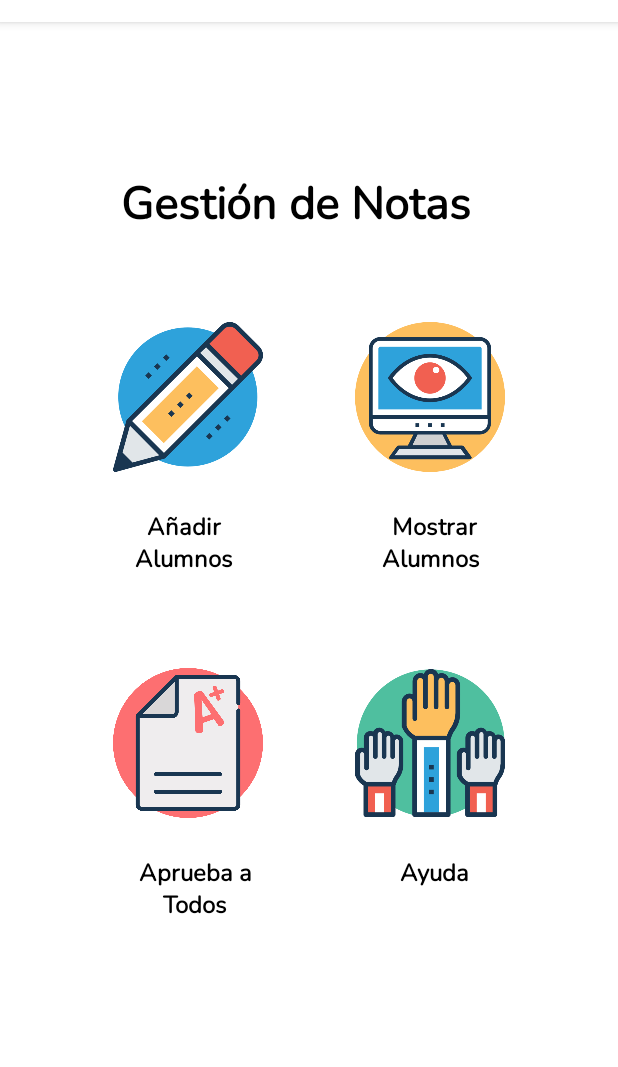
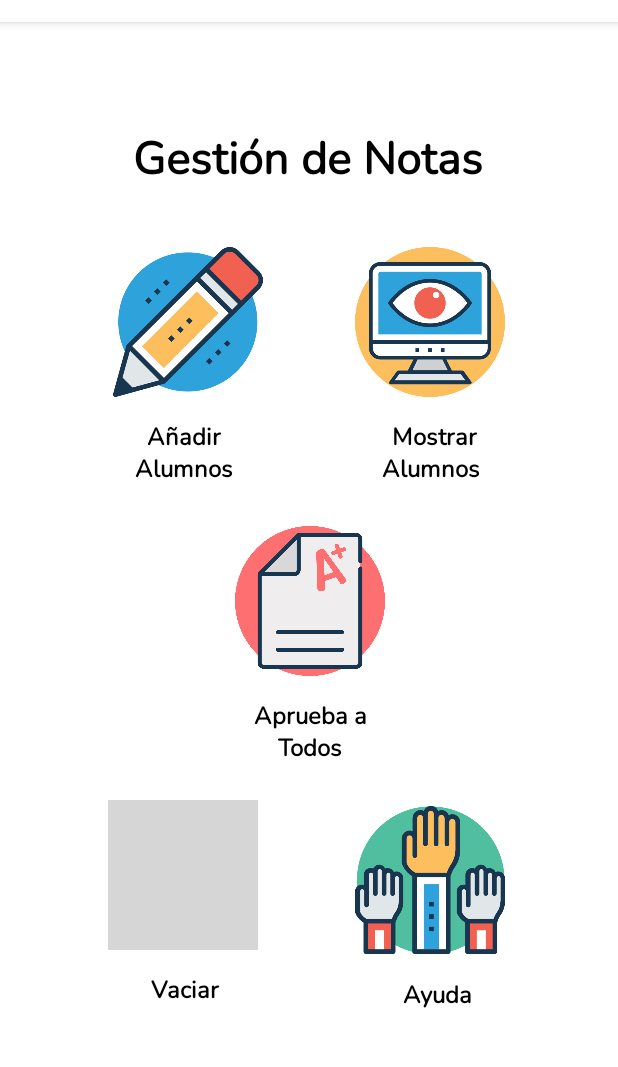
Before and after one commit to karenmarsau/Gestion_de_Notas, an Android app: the screen it shows after launch (MainActivity), on a phone screen of 412 x 824 dp, the part 62-1129 px from its top. Run offline under Robolectric (Android 15) with nearby library versions, the phone set to English and light mode, and no system bars; grey boxes are pictures that could not be loaded.

Commit message:
Agregado el image button de vaciar.

```diff
--- a/app/src/main/java/com/example/gestiondenotas/MainActivity.java
+++ b/app/src/main/java/com/example/gestiondenotas/MainActivity.java
@@ -6,6 +6,7 @@ import android.view.View;
 import android.widget.Button;
 import android.widget.ImageButton;
 import android.widget.TextView;
+import android.widget.Toast;
 
 import androidx.annotation.Nullable;
 import androidx.appcompat.app.AppCompatActivity;
@@ -54,6 +55,24 @@ public class MainActivity extends AppCompatActivity {
         imageButtonAyuda.setOnClickListener(new View.OnClickListener() {
             public void onClick(View v) {
                 goToAyuda();
+            }
+        });
+
+        final ImageButton btnVaciar = findViewById(R.id.imageButtonVaciar);
+        btnVaciar.setOnClickListener(new View.OnClickListener() {
+            public void onClick(View v) {
+
+                for(int i=0; i<contador; i++){
+                    nombresArray[i]="";
+                    nota1Array[i]=0;
+                    nota2Array[i]=0;
+                    nota3Array[i]=0;
+                }
+                contador=0;
+
+                Toast toast = Toast.makeText(getApplicationContext(), "Vaciado con Exito", Toast.LENGTH_SHORT);
+                toast.setMargin(1000, 500);
+                toast.show();
             }
         });
     }
--- a/app/src/main/res/layout/activity_main.xml
+++ b/app/src/main/res/layout/activity_main.xml
@@ -13,9 +13,9 @@
         android:layout_height="wrap_content"
         android:layout_marginStart="80dp"
         android:layout_marginLeft="80dp"
-        android:layout_marginTop="100dp"
-        android:layout_marginEnd="97dp"
-        android:layout_marginRight="97dp"
+        android:layout_marginTop="70dp"
+        android:layout_marginEnd="81dp"
+        android:layout_marginRight="81dp"
         android:text="Gestión de Notas"
         android:textColor="#000000"
         android:textIsSelectable="false"
@@ -31,21 +31,21 @@
         android:id="@+id/imageButtonMostrar"
         android:layout_width="100dp"
         android:layout_height="100dp"
-        android:layout_marginTop="200dp"
+        android:layout_marginTop="150dp"
         android:layout_marginEnd="75dp"
         android:layout_marginRight="75dp"
         android:background="#00FFFFFF"
+        android:contentDescription="TODO"
         android:scaleType="fitCenter"
         app:layout_constraintEnd_toEndOf="parent"
         app:layout_constraintTop_toTopOf="parent"
-        app:srcCompat="@drawable/monitoring"
-        android:contentDescription="TODO" />
+        app:srcCompat="@drawable/monitoring" />
 
     <TextView
         android:id="@+id/textViewMostrar"
         android:layout_width="78dp"
         android:layout_height="55dp"
-        android:layout_marginTop="25dp"
+        android:layout_marginTop="15dp"
         android:layout_marginEnd="85dp"
         android:layout_marginRight="85dp"
         android:text=" Mostrar Alumnos"
@@ -63,7 +63,7 @@
         android:layout_height="100dp"
         android:layout_marginStart="75dp"
         android:layout_marginLeft="75dp"
-        android:layout_marginTop="200dp"
+        android:layout_marginTop="150dp"
         android:background="#00FFFFFF"
         android:scaleType="fitCenter"
         app:layout_constraintStart_toStartOf="parent"
@@ -76,7 +76,7 @@
         android:layout_height="55dp"
         android:layout_marginStart="85dp"
         android:layout_marginLeft="85dp"
-        android:layout_marginTop="25dp"
+        android:layout_marginTop="15dp"
         android:text="Añadir Alumnos"
         android:textAlignment="center"
         android:textColor="#000000"
@@ -90,22 +90,27 @@
         android:id="@+id/imageButtonAprueba"
         android:layout_width="100dp"
         android:layout_height="100dp"
-        android:layout_marginStart="75dp"
-        android:layout_marginLeft="75dp"
-        android:layout_marginTop="50dp"
+        android:layout_marginStart="156dp"
+        android:layout_marginLeft="156dp"
+        android:layout_marginTop="15dp"
+        android:layout_marginEnd="155dp"
+        android:layout_marginRight="155dp"
         android:background="#00FFFFFF"
         android:scaleType="fitCenter"
+        app:layout_constraintEnd_toEndOf="parent"
         app:layout_constraintStart_toStartOf="parent"
-        app:layout_constraintTop_toBottomOf="@+id/textViewAnadir"
+        app:layout_constraintTop_toBottomOf="@+id/textViewMostrar"
         app:srcCompat="@drawable/redondo" />
 
     <TextView
         android:id="@+id/textViewAprueba"
         android:layout_width="90dp"
         android:layout_height="55dp"
-        android:layout_marginStart="85dp"
-        android:layout_marginLeft="85dp"
-        android:layout_marginTop="25dp"
+        android:layout_marginStart="161dp"
+        android:layout_marginLeft="161dp"
+        android:layout_marginTop="15dp"
+        android:layout_marginEnd="160dp"
+        android:layout_marginRight="160dp"
         android:text="Aprueba a Todos"
         android:textAlignment="center"
         android:textColor="#000000"
@@ -113,6 +118,7 @@
         android:textSize="16sp"
         android:textStyle="bold"
         app:fontFamily="@font/nunito"
+        app:layout_constraintEnd_toEndOf="parent"
         app:layout_constraintStart_toStartOf="parent"
         app:layout_constraintTop_toBottomOf="@+id/imageButtonAprueba" />
 
@@ -120,22 +126,35 @@
         android:id="@+id/imageButtonAyuda"
         android:layout_width="100dp"
         android:layout_height="100dp"
-        android:layout_marginTop="50dp"
+        android:layout_marginTop="15dp"
         android:layout_marginEnd="75dp"
         android:layout_marginRight="75dp"
         android:background="#00FFFFFF"
         android:scaleType="fitCenter"
         app:layout_constraintEnd_toEndOf="parent"
-        app:layout_constraintTop_toBottomOf="@+id/textViewMostrar"
+        app:layout_constraintTop_toBottomOf="@+id/textViewAprueba"
         app:srcCompat="@drawable/raisehand" />
+
+    <ImageButton
+        android:id="@+id/imageButtonVaciar"
+        android:layout_width="100dp"
+        android:layout_height="100dp"
+        android:layout_marginStart="72dp"
+        android:layout_marginLeft="72dp"
+        android:layout_marginTop="12dp"
+        android:background="#00FFFFFF"
+        android:scaleType="fitCenter"
+        app:layout_constraintStart_toStartOf="parent"
+        app:layout_constraintTop_toBottomOf="@+id/textViewAprueba"
+        app:srcCompat="@drawable/vaciar" />
 
     <TextView
         android:id="@+id/textViewAyuda"
         android:layout_width="65dp"
         android:layout_height="27dp"
-        android:layout_marginTop="25dp"
-        android:layout_marginEnd="90dp"
-        android:layout_marginRight="90dp"
+        android:layout_marginTop="15dp"
+        android:layout_marginEnd="88dp"
+        android:layout_marginRight="88dp"
         android:text="Ayuda"
         android:textAlignment="center"
         android:textColor="#000000"
@@ -145,4 +164,20 @@
         app:layout_constraintEnd_toEndOf="parent"
         app:layout_constraintTop_toBottomOf="@+id/imageButtonAyuda" />
 
+    <TextView
+        android:id="@+id/textViewVaciar"
+        android:layout_width="65dp"
+        android:layout_height="27dp"
+        android:layout_marginStart="90dp"
+        android:layout_marginLeft="90dp"
+        android:layout_marginTop="15dp"
+        android:text="Vaciar"
+        android:textAlignment="center"
+        android:textColor="#000000"
+        android:textSize="16sp"
+        android:textStyle="bold"
+        app:fontFamily="@font/nunito"
+        app:layout_constraintStart_toStartOf="parent"
+        app:layout_constraintTop_toBottomOf="@+id/imageButtonVaciar" />
+
 </androidx.constraintlayout.widget.ConstraintLayout>
--- a/app/src/main/res/layout/activity_mostrar_alumnos.xml
+++ b/app/src/main/res/layout/activity_mostrar_alumnos.xml
@@ -127,8 +127,8 @@
 
     <Button
         android:id="@+id/btnModificar"
-        android:layout_width="wrap_content"
-        android:layout_height="wrap_content"
+        android:layout_width="152dp"
+        android:layout_height="51dp"
         android:layout_marginStart="122dp"
         android:layout_marginLeft="122dp"
         android:layout_marginTop="25dp"
@@ -139,7 +139,7 @@
         android:text="Modificar Datos"
         android:textAllCaps="false"
         android:textColor="#FFFFFF"
-        android:textSize="20sp"
+        android:textSize="18sp"
         android:textStyle="bold"
         app:fontFamily="@font/nunito"
         app:layout_constraintBottom_toBottomOf="parent"
```
